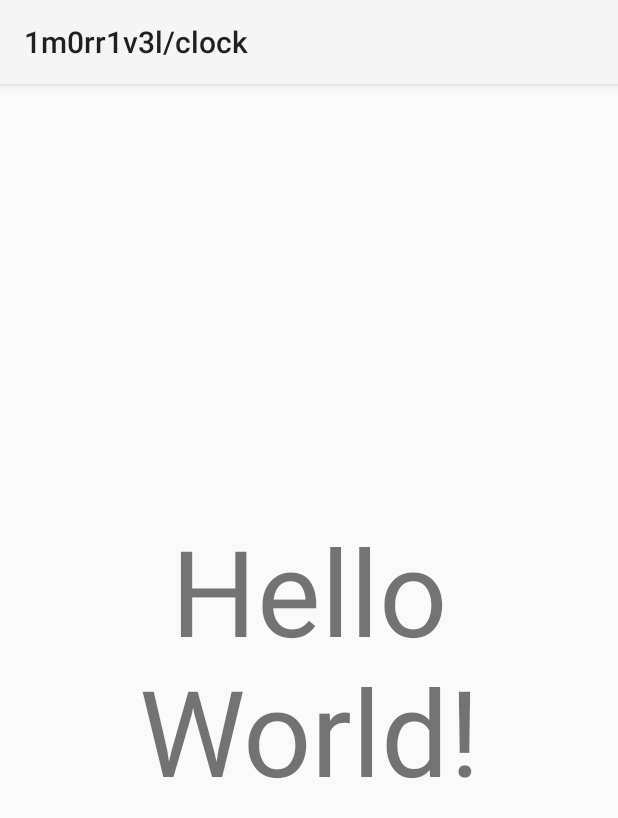
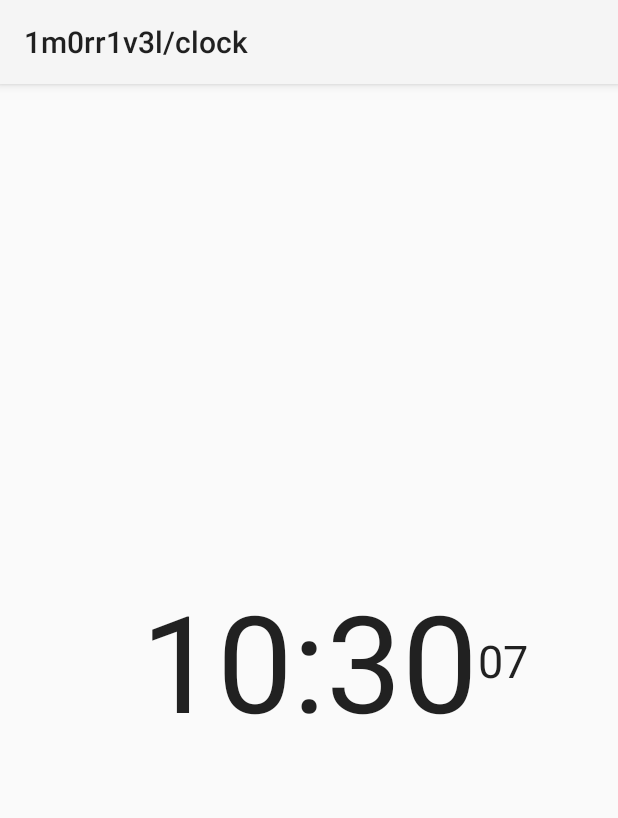
Before and after one commit to 1M0RR1V3L/app-clock, an Android app: the screen it shows after launch (MainActivity), on a phone screen of 412 x 824 dp. Shown: the top 818 px of the screen. Run offline under Robolectric (Android 15) with nearby library versions, the phone set to English and light mode, and no system bars.

Commit message:
add clock hour/minutes/seconds using the smartphone clock

```diff
--- a/app/src/main/res/layout/activity_main.xml
+++ b/app/src/main/res/layout/activity_main.xml
@@ -7,15 +7,31 @@
     android:layout_height="match_parent"
     tools:context=".MainActivity">
 
-    <TextView
+    <TextClock
+        android:id="@+id/clock_hours_minutes"
         android:layout_width="wrap_content"
         android:layout_height="wrap_content"
-        android:gravity="center"
-        android:text="@string/clock_time"
-        android:textSize="80sp"
+        android:format12Hour="hh:mm"
+        android:format24Hour="hh:mm"
+        android:text="00:00"
+        android:textSize="90sp"
+        app:layout_constraintTop_toTopOf="parent"
         app:layout_constraintBottom_toBottomOf="parent"
+        app:layout_constraintStart_toStartOf="parent"
         app:layout_constraintEnd_toEndOf="parent"
-        app:layout_constraintStart_toStartOf="parent"
-        app:layout_constraintTop_toTopOf="parent" />
+        />
+
+    <TextClock
+        android:id="@+id/clock_seconds"
+        android:layout_width="wrap_content"
+        android:layout_height="wrap_content"
+        android:format12Hour="ss"
+        android:format24Hour="ss"
+        android:text="00"
+        android:textSize="30sp"
+        app:layout_constraintStart_toEndOf="@id/clock_hours_minutes"
+        app:layout_constraintTop_toTopOf="@id/clock_hours_minutes"
+        app:layout_constraintBottom_toBottomOf="@id/clock_hours_minutes"
+        />
 
 </androidx.constraintlayout.widget.ConstraintLayout>
```
